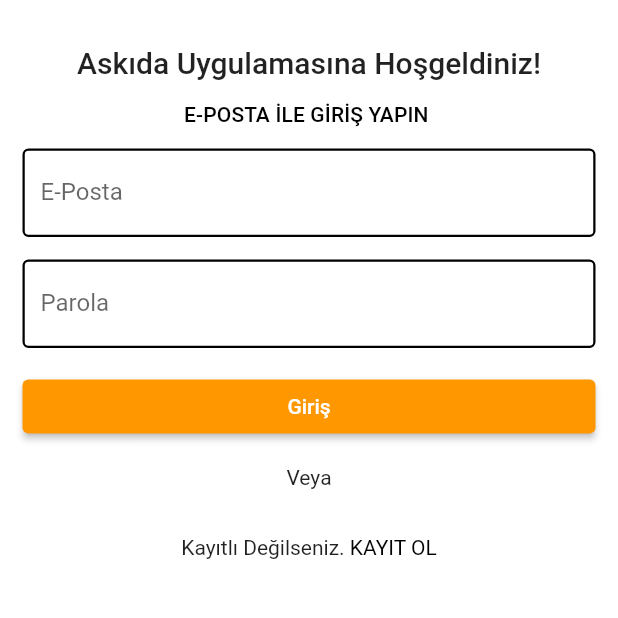
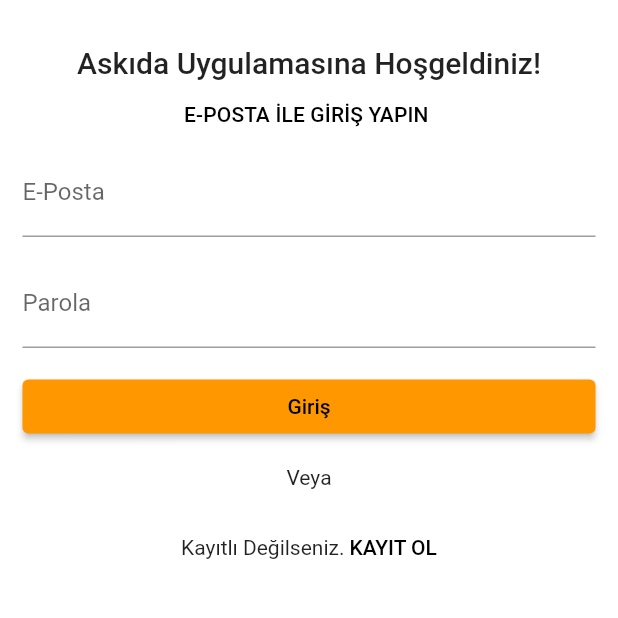
Before and after one commit to sahinemin/askidapp, a Flutter app: the screen it shows after launch, on a phone screen of 412 x 824 dp, the top half of it. Run offline on Flutter 3.47's test engine with Material 2 defaults, Android fonts, the phone set to English and light mode, and no system bars; our stand-ins replace chopper, connectivity_plus, dartz, equatable, firebase_auth, flutter_bloc and 3 more; accounts and stored records are empty; generated files the repository leaves out were written again.

Commit message:
registration and login completed with clean arcch

```diff
--- a/lib/config/router/router.dart
+++ b/lib/config/router/router.dart
@@ -1,5 +1,6 @@
 import 'package:askidapp/features/authentication/domain/entities/user_entity.dart';
 import 'package:askidapp/features/authentication/presentation/pages/authentication_page.dart';
+import 'package:askidapp/features/authentication/presentation/pages/registration_page.dart';
 import 'package:askidapp/features/home/presentation/pages/home_page.dart';
 import 'package:go_router/go_router.dart';
 
@@ -18,6 +19,10 @@ class AppRouter {
               : const UserEntity(email: 'email', password: 'password'),
         ),
       ),
+      GoRoute(
+        path: '/register',
+        builder: (context, state) => RegistrationPage(),
+      ),
     ],
   );
 }
--- a/lib/config/theme/theme.dart
+++ b/lib/config/theme/theme.dart
@@ -4,15 +4,20 @@ import 'package:flutter/services.dart';
 class AppTheme {
   final _lightTheme = ThemeData(
     brightness: Brightness.light,
-    primaryColor: Colors.orange,
+    primarySwatch: Colors.orange,
     canvasColor: Colors.white,
     textButtonTheme: TextButtonThemeData(
       style: ButtonStyle(
         padding: const MaterialStatePropertyAll(EdgeInsets.zero),
         minimumSize: const MaterialStatePropertyAll(Size.zero),
         backgroundColor: const MaterialStatePropertyAll(Colors.white),
-        textStyle:
-            MaterialStatePropertyAll(TextStyle(foreground: Paint()..color)),
+        foregroundColor: MaterialStateProperty.resolveWith<Color>(
+            (Set<MaterialState> states) {
+          if (states.contains(MaterialState.hovered)) {
+            return Colors.orange;
+          }
+          return Colors.black;
+        }),
       ),
     ),
     appBarTheme: const AppBarTheme(
@@ -21,9 +26,7 @@ class AppTheme {
       backgroundColor: Colors.transparent,
     ),
     inputDecorationTheme: const InputDecorationTheme(
-      enabledBorder: OutlineInputBorder(
-        borderSide: BorderSide(width: 1.5),
-      ),
+      border: UnderlineInputBorder(),
     ),
   );
   final _darkTheme = ThemeData.dark();
--- a/lib/core/usecases/usecase.dart
+++ b/lib/core/usecases/usecase.dart
@@ -8,10 +8,27 @@ abstract class UseCase<Type, Params> {
 }
 
 class Params extends Equatable {
-  const Params(this.email, this.password);
+  const Params(
+    this.email,
+    this.password,
+  );
   final String email;
   final String password;
 
   @override
   List<Object?> get props => [email, password];
 }
+
+class ParamsForRegister extends Params {
+  const ParamsForRegister(
+    this.firstName,
+    this.lastName,
+    super.email,
+    super.password,
+  );
+  final String firstName;
+  final String lastName;
+
+  @override
+  List<Object?> get props => [super.email, super.password, firstName, lastName];
+}
--- a/lib/features/authentication/data/service/authentication_service.dart
+++ b/lib/features/authentication/data/service/authentication_service.dart
@@ -7,7 +7,7 @@ abstract class AuthenticationService extends ChopperService {
   static AuthenticationService create([ChopperClient? client]) =>
       _$AuthenticationService(client);
   @Post(path: '/sign-up')
-  Future<Response<String>> signUp();
+  Future<Response<String>> signUp(@Body() String body);
   @Post(path: '/sign-in')
   Future<Response<String>> signIn(@Body() String body);
 }
--- a/lib/features/authentication/domain/repositories/authentication_repository.dart
+++ b/lib/features/authentication/domain/repositories/authentication_repository.dart
@@ -9,6 +9,8 @@ abstract class AuthenticationRepository {
     String password,
   );
   Future<Either<Failure, UserEntity>> signUpWithEmail(
+    String firstName,
+    String lastName,
     String email,
     String password,
   );
--- a/lib/features/authentication/presentation/cubit/authentication_cubit.dart
+++ b/lib/features/authentication/presentation/cubit/authentication_cubit.dart
@@ -2,14 +2,19 @@ import 'package:askidapp/core/error/failure_map.dart';
 import 'package:askidapp/core/usecases/usecase.dart';
 import 'package:askidapp/features/authentication/domain/entities/user_entity.dart';
 import 'package:askidapp/features/authentication/domain/usecases/sign_in_from_rest.dart';
-import 'package:bloc/bloc.dart';
+import 'package:askidapp/features/authentication/domain/usecases/sign_up_from_rest.dart';
 import 'package:equatable/equatable.dart';
+import 'package:flutter_bloc/flutter_bloc.dart';
 
 part 'authentication_state.dart';
 
 class AuthenticationCubit extends Cubit<AuthenticationState> {
-  AuthenticationCubit(this.signInFromRest) : super(const LoginInitial());
+  AuthenticationCubit(this.signInFromRest, this.signUpFromRest)
+      : super(
+          const LoginInitial(),
+        );
   final SignInFromRest signInFromRest;
+  final SignUpFromRest signUpFromRest;
 
   Future<void> logInWithEmail(String email, String password) async {
     emit(const LoginLoading());
@@ -20,31 +25,37 @@ class AuthenticationCubit extends Cubit<AuthenticationState> {
       (failure) => emit(
         LoginError(FailureMap().mapFailureToMessage(failure)),
       ),
-      (productList) => emit(
+      (userEntity) => emit(
         LoginSuccessfull(UserEntity(email: email, password: password)),
       ),
     );
   }
-/*
-  Future<void> registerWithEmail(String email, String password) async {
-    // Add state to indicate that the login is in progress.
+
+  Future<void> registerWithEmail(
+    String firstName,
+    String lastName,
+    String email,
+    String password,
+  ) async {
     emit(const LoginLoading());
-    try {
-      // Perform the actual login process here, e.g. call an API endpoint.
-      await userAuthenticationRestDataSource.signUpWithEmail(
+    final failureOrToken = await signUpFromRest(
+      ParamsForRegister(
+        firstName,
+        lastName,
         email,
         password,
-      ); // Simulate a network delay.
-      final model = await userAuthenticationRestDataSource.signUpWithEmail(
-          email, password);
-      // If the login was successful, emit the success state.
-      emit(LoginSuccessfull(model));
-    } catch (e) {
-      // If an error occurred during the login process, emit the error state.
-      emit(const LoginError());
-    }
+      ),
+    );
+    failureOrToken.fold(
+      (failure) => emit(
+        LoginError(FailureMap().mapFailureToMessage(failure)),
+      ),
+      (userEntity) => emit(
+        RegistrationSuccessfull(UserEntity(email: email, password: password)),
+      ),
+    );
   }
-  */
+
 /*
   Future<void> signInWithGoogle(String email, String password) async {
     // Add state to indicate that the login is in progress.
--- a/lib/features/authentication/presentation/cubit/authentication_state.dart
+++ b/lib/features/authentication/presentation/cubit/authentication_state.dart
@@ -20,6 +20,11 @@ class LoginSuccessfull extends AuthenticationState {
   final UserEntity userEntity;
 }
 
+class RegistrationSuccessfull extends AuthenticationState {
+  const RegistrationSuccessfull(this.userEntity) : super();
+  final UserEntity userEntity;
+}
+
 class LoginError extends AuthenticationState {
   const LoginError(this.message) : super();
   final String message;
--- a/lib/features/authentication/presentation/pages/authentication_page.dart
+++ b/lib/features/authentication/presentation/pages/authentication_page.dart
@@ -1,7 +1,7 @@
 import 'package:askidapp/core/constants/authentication_padding.dart';
 import 'package:askidapp/features/authentication/presentation/cubit/authentication_cubit.dart';
 import 'package:askidapp/features/authentication/presentation/widgets/authentication_button.dart';
-import 'package:askidapp/features/authentication/presentation/widgets/authentication_formfield.dart';
+import 'package:askidapp/features/authentication/presentation/widgets/login_form.dart';
 import 'package:flutter/material.dart';
 import 'package:flutter_bloc/flutter_bloc.dart';
 import 'package:go_router/go_router.dart';
@@ -12,18 +12,31 @@ class AuthenticationPage extends StatelessWidget with AuthenticationPadding {
   });
 
   final _welcome = 'Askıda Uygulamasına Hoşgeldiniz!';
+
   final _emailLogin = 'E-POSTA İLE GİRİŞ YAPIN ';
+
   final _email = 'E-Posta';
+
   final _password = 'Parola';
+
   final _enterance = 'Giriş';
+
   final _or = 'Veya';
+
   //final _googleConnect = "Google İle Bağlan";
   final _notSigned = 'Kayıtlı Değilseniz. ';
+
   final _signUp = 'KAYIT OL';
+
   late final AuthenticationCubit _loginCubit;
+
+  final emailController = TextEditingController();
+
+  final passwordController = TextEditingController();
 
   @override
   Widget build(BuildContext context) {
+    _loginCubit = BlocProvider.of<AuthenticationCubit>(context);
     return Scaffold(
       appBar: PreferredSize(
         preferredSize: const Size.fromHeight(0),
@@ -40,7 +53,6 @@ class AuthenticationPage extends StatelessWidget with AuthenticationPadding {
         },
         builder: (context, state) {
           if (state is LoginInitial) {
-            _loginCubit = BlocProvider.of<AuthenticationCubit>(context);
             return buildInitial(context);
           } else if (state is LoginError) {
             return buildInitial(context);
@@ -68,19 +80,19 @@ class AuthenticationPage extends StatelessWidget with AuthenticationPadding {
               style: Theme.of(context).textTheme.titleSmall,
             ),
           ),
-          AuthenticationFormField(
-            labelText: _email,
-            obscureText: false,
-          ),
-          AuthenticationFormField(
-            labelText: _password,
-            obscureText: true,
+          LoginForm(
+            paddingValue: paddingValue,
+            email: _email,
+            emailController: emailController,
+            password: _password,
+            passwordController: passwordController,
           ),
           AuthenticationButton(
             text: _enterance,
-            color: Theme.of(context).primaryColor,
-            onPressed: () async =>
-                _loginCubit.logInWithEmail('emin.sahin@gmail.com', '123456'),
+            onPressed: () async => _loginCubit.logInWithEmail(
+              emailController.text,
+              passwordController.text,
+            ),
           ),
           Padding(
             padding: paddingValue,
@@ -101,9 +113,7 @@ class AuthenticationPage extends StatelessWidget with AuthenticationPadding {
               children: [
                 Text(_notSigned),
                 TextButton(
-                  onPressed: null,
-                  //_loginCubit.registerWithEmail('email', 'password'),
-                  style: Theme.of(context).textButtonTheme.style,
+                  onPressed: () => context.push('/register'),
                   child: Text(_signUp),
                 )
               ],
--- a/lib/features/authentication/presentation/widgets/authentication_button.dart
+++ b/lib/features/authentication/presentation/widgets/authentication_button.dart
@@ -2,11 +2,11 @@ import 'package:askidapp/core/constants/authentication_padding.dart';
 import 'package:flutter/material.dart';
 
 class AuthenticationButton extends StatelessWidget with AuthenticationPadding {
-
   AuthenticationButton({
-    required this.text, required this.color, required this.onPressed, super.key,
+    required this.text,
+    required this.onPressed,
+    super.key,
   });
-  final Color color;
   final String text;
   final VoidCallback onPressed;
 
@@ -18,8 +18,6 @@ class AuthenticationButton extends StatelessWidget with AuthenticationPadding {
           child: Padding(
             padding: paddingValue,
             child: ElevatedButton(
-              style: ButtonStyle(
-                  backgroundColor: MaterialStateProperty.all(color),),
               onPressed: onPressed,
               child: Text(text),
             ),
--- a/lib/features/authentication/presentation/widgets/authentication_formfield.dart
+++ b/lib/features/authentication/presentation/widgets/authentication_formfield.dart
@@ -1,26 +1,35 @@
-import 'package:askidapp/core/constants/authentication_padding.dart';
+// ignore_for_file: public_member_api_docs, sort_constructors_first
 import 'package:flutter/material.dart';
+import 'package:flutter/services.dart';
 
-class AuthenticationFormField extends StatelessWidget
-    with AuthenticationPadding {
+class AuthenticationFormField extends TextFormField {
   AuthenticationFormField({
-    required this.labelText, required this.obscureText, super.key,
-  });
+    required this.labelText,
+    required this.textController,
+    this.isObscureText = false,
+    this.action = TextInputAction.next,
+    this.denySpace = true,
+    this.inputType = TextInputType.text,
+    super.key,
+  }) : super(
+          keyboardType: inputType,
+          obscureText: isObscureText,
+          decoration: InputDecoration(
+            labelText: labelText,
+          ),
+          controller: textController,
+          textInputAction: action,
+          inputFormatters: [
+            if (denySpace)
+              FilteringTextInputFormatter.deny(
+                RegExp(r'\s'),
+              ),
+          ],
+        );
   final String labelText;
-  final bool obscureText;
-
-  @override
-  Widget build(BuildContext context) {
-    return Padding(
-      padding: paddingValue,
-      child: TextFormField(
-        obscureText: obscureText,
-        decoration: InputDecoration(
-            labelText: labelText,
-            enabledBorder: Theme.of(context).inputDecorationTheme.enabledBorder,
-            focusedBorder:
-                Theme.of(context).inputDecorationTheme.enabledBorder,),
-      ),
-    );
-  }
+  final bool isObscureText;
+  final TextEditingController textController;
+  final TextInputAction action;
+  final bool denySpace;
+  final TextInputType inputType;
 }
--- /dev/null
+++ b/lib/features/authentication/presentation/widgets/login_form.dart
@@ -0,0 +1,48 @@
+import 'package:askidapp/features/authentication/presentation/widgets/authentication_formfield.dart';
+import 'package:flutter/material.dart';
+
+class LoginForm extends StatelessWidget {
+  const LoginForm({
+    required this.paddingValue,
+    required String email,
+    required this.emailController,
+    required String password,
+    required this.passwordController,
+    super.key,
+  })  : _email = email,
+        _password = password;
+
+  final EdgeInsets paddingValue;
+  final String _email;
+  final TextEditingController emailController;
+  final String _password;
+  final TextEditingController passwordController;
+
+  @override
+  Widget build(BuildContext context) {
+    return Form(
+      child: Column(
+        children: [
+          Padding(
+            padding: paddingValue,
+            child: AuthenticationFormField(
+              inputType: TextInputType.emailAddress,
+              labelText: _email,
+              textController: emailController,
+            ),
+          ),
+          Padding(
+            padding: paddingValue,
+            child: AuthenticationFormField(
+              inputType: TextInputType.visiblePassword,
+              labelText: _password,
+              isObscureText: true,
+              textController: passwordController,
+              action: TextInputAction.done,
+            ),
+          ),
+        ],
+      ),
+    );
+  }
+}
--- a/lib/features/home/presentation/cubit/home_cubit.dart
+++ b/lib/features/home/presentation/cubit/home_cubit.dart
@@ -1,5 +1,5 @@
-import 'package:bloc/bloc.dart';
 import 'package:equatable/equatable.dart';
+import 'package:flutter_bloc/flutter_bloc.dart';
 
 part 'home_state.dart';
 
--- a/lib/injection_container.dart
+++ b/lib/injection_container.dart
@@ -15,7 +15,7 @@ final sl = GetIt.I;
 Future<void> init() async {
   sl
     ..registerFactory(
-      () => AuthenticationCubit(sl()),
+      () => AuthenticationCubit(sl(), sl()),
     )
     ..registerLazySingleton(() => SignInFromRest(sl()))
     ..registerLazySingleton(() => SignUpFromRest(sl()))
--- a/lib/main.dart
+++ b/lib/main.dart
@@ -10,11 +10,11 @@ import 'package:flutter_bloc/flutter_bloc.dart';
 void main() async {
   WidgetsFlutterBinding.ensureInitialized();
   await di.init();
-  runApp(const MyApp());
+  runApp(const AskidaApp());
 }
 
-class MyApp extends StatelessWidget {
-  const MyApp({super.key});
+class AskidaApp extends StatelessWidget {
+  const AskidaApp({super.key});
 
   @override
   Widget build(BuildContext context) {
--- a/pubspec.yaml
+++ b/pubspec.yaml
@@ -29,7 +29,6 @@ environment:
 # the latest version available on pub.dev. To see which dependencies have newer
 # versions available, run `flutter pub outdated`.
 dependencies:
-  bloc: ^8.1.2
   chopper: ^6.1.3
   connectivity_plus: ^4.0.1
   cupertino_icons: ^1.0.2
```
Also changed, not shown: lib/features/authentication/data/datasources/user_authentication_rest_data_source.dart (+23 -6 lines), lib/features/authentication/data/repositories/rest_authentication_repository_impl.dart (+10 -1 lines), lib/features/authentication/domain/usecases/sign_up_from_rest.dart (+8 -3 lines), lib/features/authentication/presentation/pages/registration_page.dart (added, +87 -0 lines), lib/features/authentication/data/service/authentication_service.chopper.dart, pubspec.lock.
